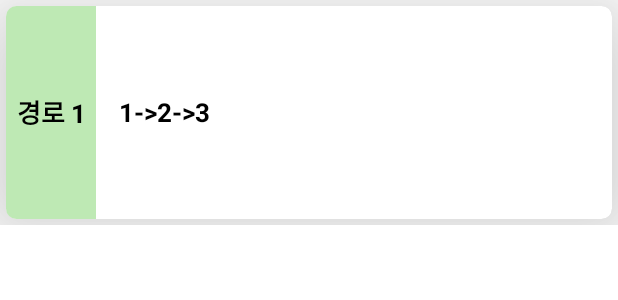
After one commit to gkdnfka/Travel_Together, an Android app: the layout path_bookmark_adapter_item.xml on its own in the app's theme, with its tools: preview values and no code run, on a phone screen of 412 x 824 dp. The commit adds this screen. Shown: the top 300 px of the screen. Run offline under Robolectric (Android 15) with nearby library versions, the phone set to English and light mode, and no system bars.

Commit message:
no message

```diff
--- a/android/Capstone_Design/app/src/main/java/com/example/capstone_design/Activityset/Activity.kt
+++ b/android/Capstone_Design/app/src/main/java/com/example/capstone_design/Activityset/Activity.kt
@@ -31,6 +31,7 @@ class Activity : AppCompatActivity() {
     // SelectedPlaceList : 최단 경로 찾기에서 사용되는, 선택한 여행지들을 담는 리스트
     lateinit var SelectedBringPostInfo : BringPostInfo
     var SelectedPlaceList = ArrayList<PlaceInfo>()
+    var SelectedPlaceFlag = 0
 
     // SelectedDayInPostDetail : 게시글 세부정보 페이지의 경로 탭에서 화면 전환시 날짜 선택 정보를 보존하기 위한 변수
     // SelectedTabInPostDetail : 게시글 세부정보 페이지에서 화면 전환시 선택한 탭의 정보(본문, 경로, 댓글 중에서)를 보존하기 위한 변수
--- a/android/Capstone_Design/app/src/main/java/com/example/capstone_design/Util/FavoriteAddManager.kt
+++ b/android/Capstone_Design/app/src/main/java/com/example/capstone_design/Util/FavoriteAddManager.kt
@@ -81,17 +81,12 @@ fun TranslateToString(arr : ArrayList<String>) : String{
 fun addFavorite(key : String, value : String){
     var string = FavoriteAddManager.prefs.getString(key, "")
     var numberlist = parseFavorite(key)
-
     var ret = IsInThisArray(numberlist, value)
-    Log.d("ret 값은", ret.toString())
-    Log.d("numberlist 값은", numberlist.toString())
 
     if(ret == -1 && string.length == 0) string = value
     else if(ret == -1 && string.length > 0) string = string + "," + value
     else if(ret >= 0) {
-        Log.d("중복 테스트", " 도달")
         numberlist.removeAt(ret)
-        Log.d("삭제 이후", numberlist.toString())
         string = TranslateToString(numberlist)
     }
 
--- /dev/null
+++ b/android/Capstone_Design/app/src/main/res/layout/path_bookmark_adapter_item.xml
@@ -0,0 +1,78 @@
+<?xml version="1.0" encoding="utf-8"?>
+<LinearLayout xmlns:android="http://schemas.android.com/apk/res/android"
+    android:layout_width="match_parent"
+    android:layout_height="150dp"
+    xmlns:app="http://schemas.android.com/apk/res-auto"
+
+    >
+
+    <androidx.cardview.widget.CardView
+        android:layout_width="match_parent"
+        android:layout_height="match_parent"
+        android:layout_margin="4dp"
+        app:cardCornerRadius="7dp"
+        app:cardElevation="45dp"
+        >
+
+        <LinearLayout
+            android:layout_width="match_parent"
+            android:layout_height="match_parent"
+            android:orientation="horizontal"
+            android:weightSum="100"
+            >
+
+            <LinearLayout
+                android:layout_weight="15"
+                android:layout_width="0dp"
+                android:layout_height="match_parent"
+                android:background="@color/main_theme"
+                >
+
+                <TextView
+                    android:id="@+id/path_bookmark_adapter_item_pathnumber"
+                    android:layout_gravity="center"
+                    android:layout_width="match_parent"
+                    android:layout_height="wrap_content"
+                    android:text="경로 1"
+                    android:textSize="17dp"
+                    android:textColor="@color/black"
+                    android:textStyle="bold"
+                    android:textAlignment="center"
+                    >
+
+                </TextView>
+            </LinearLayout>
+
+            <LinearLayout
+                android:layout_weight="85"
+                android:layout_width="0dp"
+                android:layout_height="match_parent">
+
+                <TextView
+                    android:id = "@+id/path_bookmark_adapter_item_pathtext"
+                    android:layout_margin="15dp"
+                    android:layout_width="match_parent"
+                    android:layout_height="wrap_content"
+                    android:layout_gravity="center"
+                    android:textSize="17dp"
+                    android:text = "1->2->3"
+                    android:textColor="@color/black"
+                    android:textStyle="bold"
+                    >
+
+
+                </TextView>
+
+
+            </LinearLayout>
+
+
+        </LinearLayout>
+
+
+    </androidx.cardview.widget.CardView>
+
+
+
+
+</LinearLayout>
```
Also changed, not shown: android/Capstone_Design/app/src/main/java/com/example/capstone_design/Adapterset/CommunityAdaptor.kt (+5 -3 lines), android/Capstone_Design/app/src/main/java/com/example/capstone_design/Adapterset/PathBookmarkAdapter.kt (added, +45 -0 lines), android/Capstone_Design/app/src/main/java/com/example/capstone_design/Fragmentset/Bookmark.kt (+60 -3 lines), android/Capstone_Design/app/src/main/java/com/example/capstone_design/Fragmentset/FindPathResult.kt (+61 -15 lines), android/Capstone_Design/app/src/main/java/com/example/capstone_design/Util/GetBookmarkImage.kt (+8 -2 lines), android/Capstone_Design/app/src/main/java/com/example/capstone_design/Util/ParsingStringFunction.kt (added, +19 -0 lines), android/Capstone_Design/app/src/main/res/layout/bookmark.xml (+22 -0 lines), android/Capstone_Design/app/src/main/res/layout/path_result.xml (+30 -9 lines), android/Capstone_Design/app/src/main/res/layout/post_write_main.xml (+33 -10 lines).
